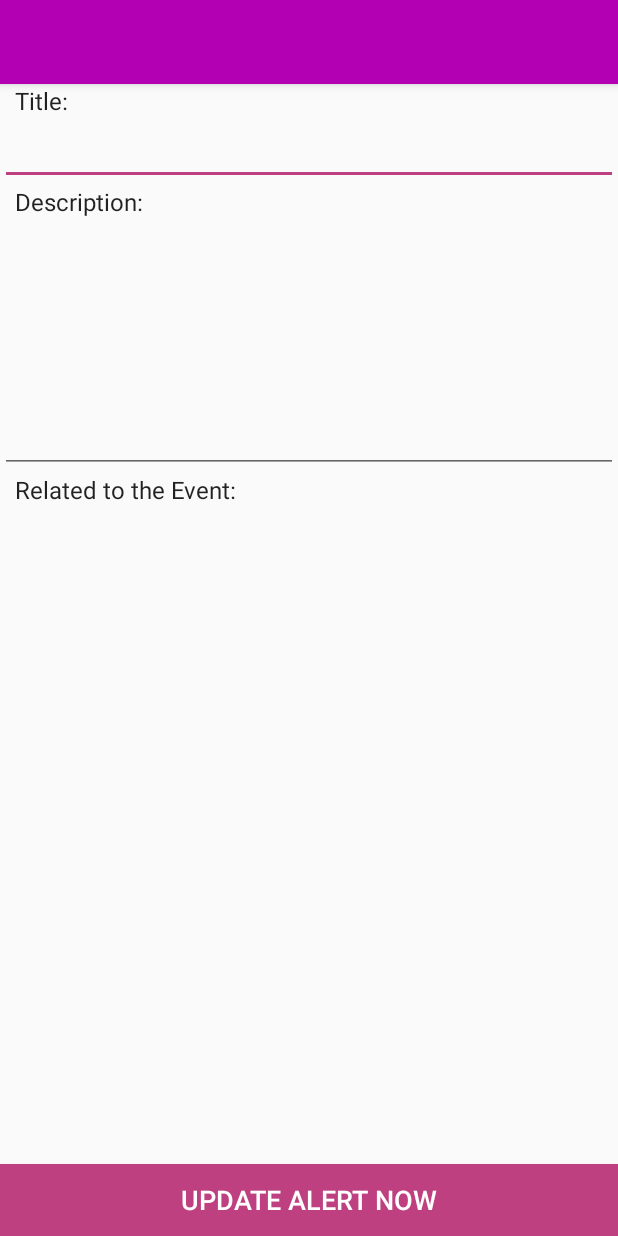
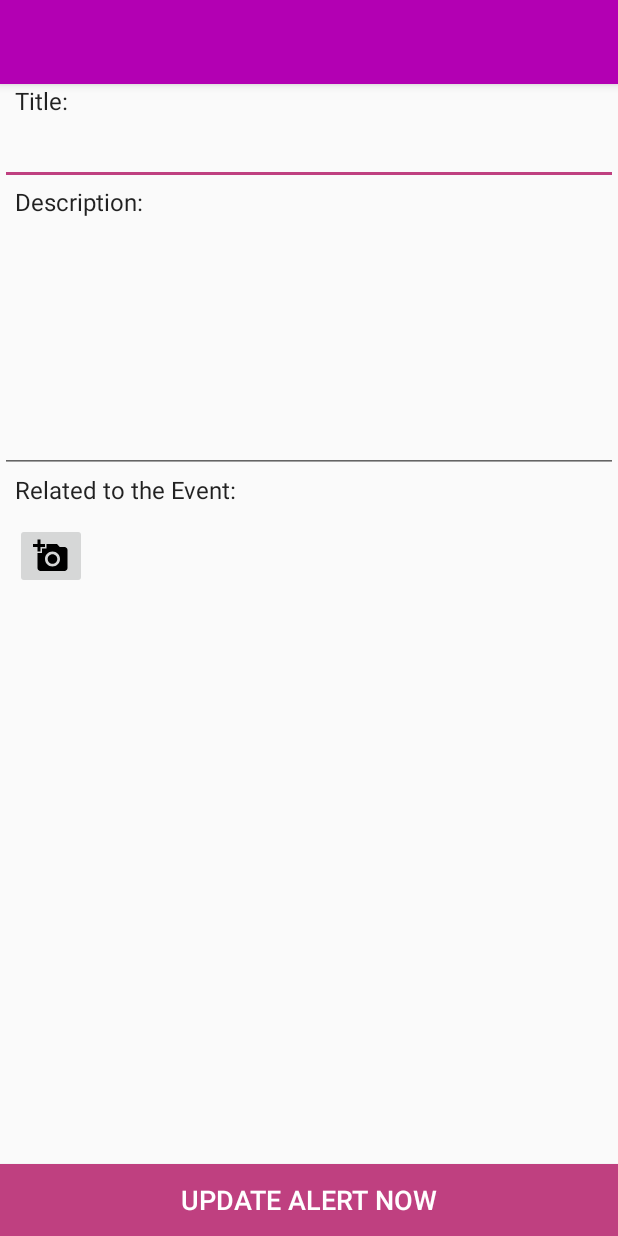
Before and after one commit to shivamdawar97/CatchEvent1, an Android app: the layout activity_add_alerts.xml on its own in the app's theme, with its tools: preview values and no code run, on a phone screen of 412 x 824 dp. Run offline under Robolectric (Android 15) with nearby library versions, the phone set to English and light mode, and no system bars.

Commit message:
Modified 8

```diff
--- a/app/src/main/java/dawar/catchevent/MainActivity.java
+++ b/app/src/main/java/dawar/catchevent/MainActivity.java
@@ -171,6 +171,7 @@ public class MainActivity extends AppCompatActivity
 
             }
         });
+
 
     }
 
@@ -507,6 +508,7 @@ public class MainActivity extends AppCompatActivity
                             }
                         });
                 container.addView(IM);
+
                 if(IM.getParent()!=null) {
                     ((ViewGroup) IM.getParent()).removeView(IM);
                 }
@@ -522,7 +524,9 @@ public class MainActivity extends AppCompatActivity
 
             @Override
             public int getCount() {
+
                 return 0;
+
             }
         });
 
@@ -530,7 +534,6 @@ public class MainActivity extends AppCompatActivity
         viewPager.setSlideInterval(3000);
         viewPager.setCycle(true);
         viewPager.setSlideDuration(1500);
-
         rv.setAdapter(new RecyclerView.Adapter<RecyclerViewHolder>() {
             @Override
             public RecyclerViewHolder onCreateViewHolder(ViewGroup parent, int viewType) {
@@ -574,7 +577,7 @@ public class MainActivity extends AppCompatActivity
             }
         });
         rv.setLayoutManager(new LinearLayoutManager(MainActivity.this));
-
+        rv.getAdapter().notifyDataSetChanged();
     }
 
 }
--- a/app/src/main/res/layout/activity_add_alerts.xml
+++ b/app/src/main/res/layout/activity_add_alerts.xml
@@ -93,12 +93,21 @@
 
     <android.support.v7.widget.RecyclerView
         android:id="@+id/alert_recycler"
-        android:layout_width="match_parent"
+        android:layout_width="320dp"
         android:layout_height="wrap_content"
-        android:layout_alignStart="@+id/related_event"
-        android:layout_below="@+id/related_event" >
+        android:layout_above="@+id/button3"
+        android:layout_alignParentEnd="true">
 
     </android.support.v7.widget.RecyclerView>
 
+    <ImageButton
+        android:id="@+id/imageButton2"
+        android:layout_width="wrap_content"
+        android:layout_height="wrap_content"
+        android:layout_alignStart="@+id/related_event"
+        android:layout_below="@+id/related_event"
+        android:layout_marginTop="11dp"
+        app:srcCompat="@drawable/ic_add_a_photo_black_24dp" />
+
 
 </RelativeLayout>
```
